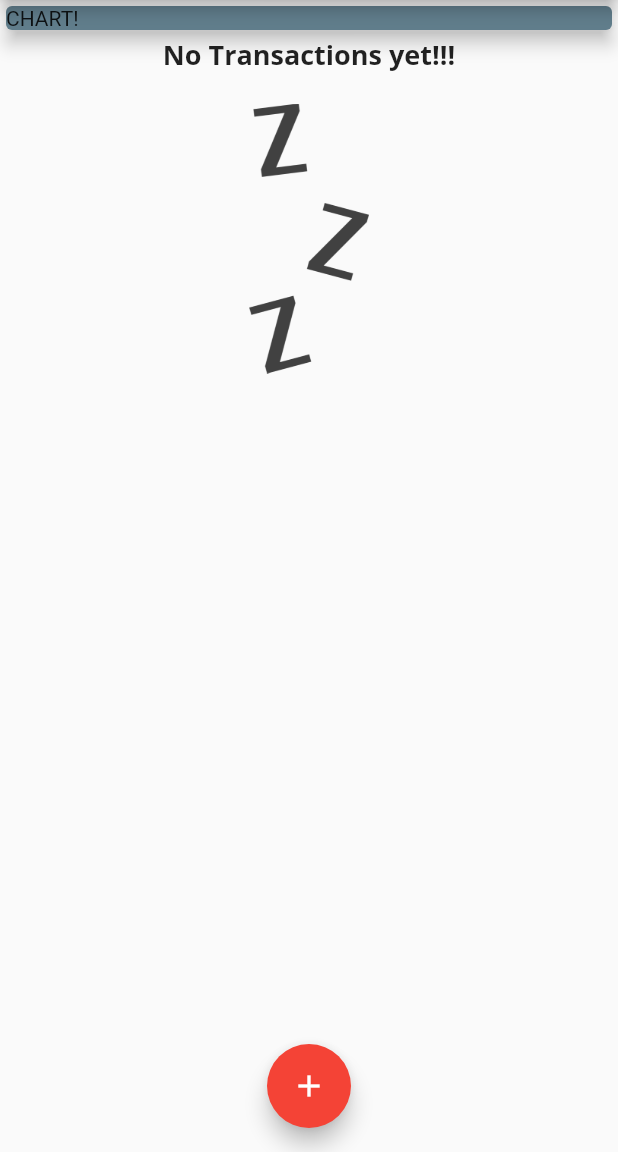
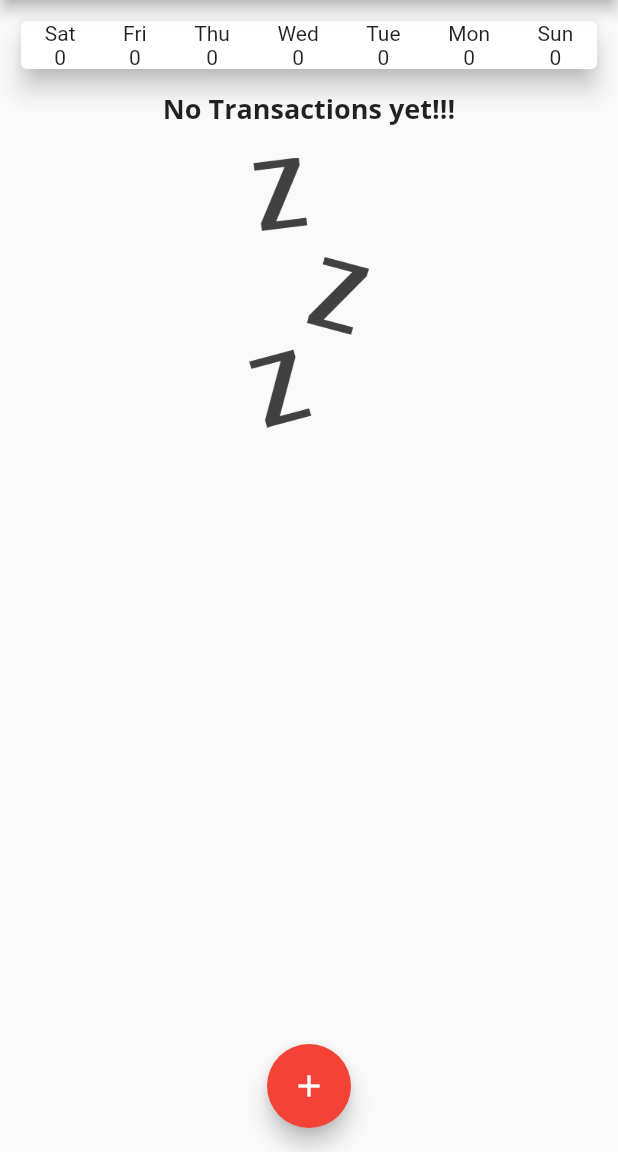
Before and after one commit to akshaymargale/MyExpensesProject, a Flutter app: the screen it shows after launch, on a phone screen of 412 x 824 dp, the part 84-1236 px from its top. Run offline on Flutter 3.47's test engine with Material 2 defaults, Android fonts, the phone set to English and light mode, and no system bars; Roboto replaces fonts that are missing (Opensand).

Commit message:
Added logic to display chart

```diff
--- a/lib/main.dart
+++ b/lib/main.dart
@@ -2,6 +2,7 @@ import 'package:flutter/material.dart';
 
 import './widgets/new_transaction.dart';
 import './widgets/transaction_list.dart';
+import './widgets/chart.dart';
 import './models/transaction.dart';
 
 void main() => runApp(MyApp());
@@ -56,7 +57,13 @@ class _MyHomePageState extends State<MyHomePage> {
     // ),
   ];
 
-  void _addNewTransaction(String txTitle, double txAmount) {
+  List<Transaction> get _recentTransactions {
+    return _userTransactions.where((tx) {
+      return tx.date.isAfter(DateTime.now().subtract(Duration(days: 7)));
+    }).toList();
+  }
+
+  void _addNewTransaction(String txTitle, int txAmount) {
     final newTx = Transaction(
       title: txTitle,
       amount: txAmount,
@@ -102,14 +109,7 @@ class _MyHomePageState extends State<MyHomePage> {
           // mainAxisAlignment: MainAxisAlignment.start,
           crossAxisAlignment: CrossAxisAlignment.stretch,
           children: <Widget>[
-            Container(
-              width: double.infinity,
-              child: Card(
-                color: Colors.blueGrey,
-                child: Text('CHART!'),
-                elevation: 5,
-              ),
-            ),
+            Chart(_recentTransactions),
             TransactionList(_userTransactions),
           ],
         ),
--- a/lib/models/transaction.dart
+++ b/lib/models/transaction.dart
@@ -3,7 +3,7 @@ import 'package:flutter/foundation.dart';
 class Transaction {
   final String id;
   final String title;
-  final double amount;
+  final int amount;
   final DateTime date;
 
   Transaction({
--- a/lib/widgets/new_transaction.dart
+++ b/lib/widgets/new_transaction.dart
@@ -16,7 +16,7 @@ class _NewTransactionState extends State<NewTransaction> {
 
   void submitData() {
     final enteredTitle = titleController.text;
-    final enteredAmount = double.parse(amountController.text);
+    final enteredAmount = int.parse(amountController.text);
 
     if (enteredTitle.isEmpty || enteredAmount <= 0) {
       return;
--- a/lib/widgets/transaction_list.dart
+++ b/lib/widgets/transaction_list.dart
@@ -50,7 +50,7 @@ class TransactionList extends StatelessWidget {
                         ),
                         padding: EdgeInsets.all(10),
                         child: Text(
-                          '₹${transactions[index].amount.toStringAsFixed(2)}',
+                          '₹${transactions[index].amount}',
                           style: Theme.of(context).textTheme.subtitle1,
                         ),
                       ),
```
